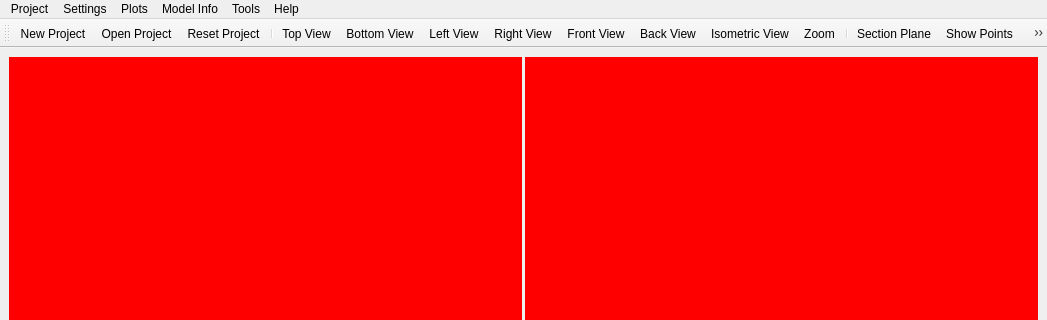
This is pulse/interface/data/ui_files/main_window.ui in open-pulse/OpenPulse as Qt 5 draws it before an edit; both pictures show x 0 to 1047 and y 0 to 320 of the 1047 by 681 pixel window. The edited form follows.
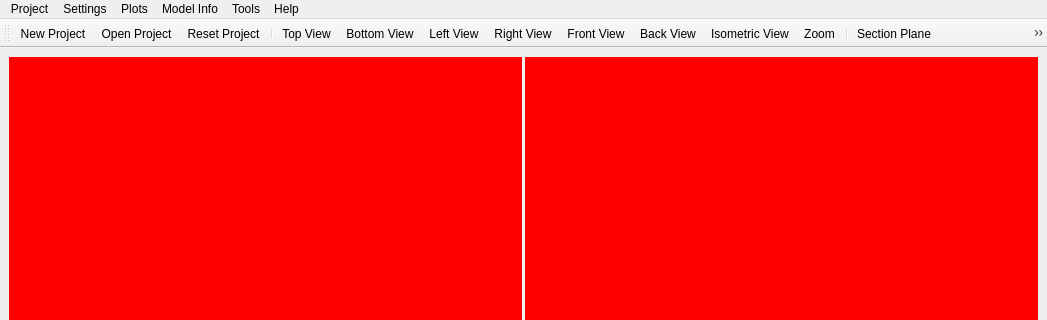
This is the edited form. Icons and pictures are not drawn.

Commit message: Update actions and connect interface

The edit to the form file:
```diff
--- a/pulse/interface/data/ui_files/main_window.ui
+++ b/pulse/interface/data/ui_files/main_window.ui
@@ -202,7 +202,8 @@
    <addaction name="action_zoom"/>
    <addaction name="separator"/>
    <addaction name="action_clip_plane"/>
-   <addaction name="action_show_points"/>
+   <addaction name="action_show_mesh_points"/>
+   <addaction name="action_show_geometry_points"/>
    <addaction name="action_show_lines"/>
    <addaction name="action_show_tubes"/>
    <addaction name="action_show_transparent"/>
@@ -748,7 +749,10 @@
      <normaloff>../icons/common/plot_mesh.png</normaloff>../icons/common/plot_mesh.png</iconset>
    </property>
    <property name="text">
-    <string>Show Points</string>
+    <string>Show Mesh Points</string>
+   </property>
+   <property name="toolTip">
+    <string>Show Mesh Points</string>
    </property>
   </action>
   <action name="action_show_lines">
@@ -903,6 +907,18 @@
     <string>Pulsation suppression device editor</string>
    </property>
   </action>
+  <action name="action_show_geometry_points">
+   <property name="checkable">
+    <bool>true</bool>
+   </property>
+   <property name="icon">
+    <iconset>
+     <normaloff>../icons/common/show_geometry_points.png</normaloff>../icons/common/show_geometry_points.png</iconset>
+   </property>
+   <property name="text">
+    <string>Show Geometry Points</string>
+   </property>
+  </action>
  </widget>
  <resources/>
  <connections/>
```
Left out of the diff: 10 changed lines with no effect on the pictures. The commit also changes 8 other files.
